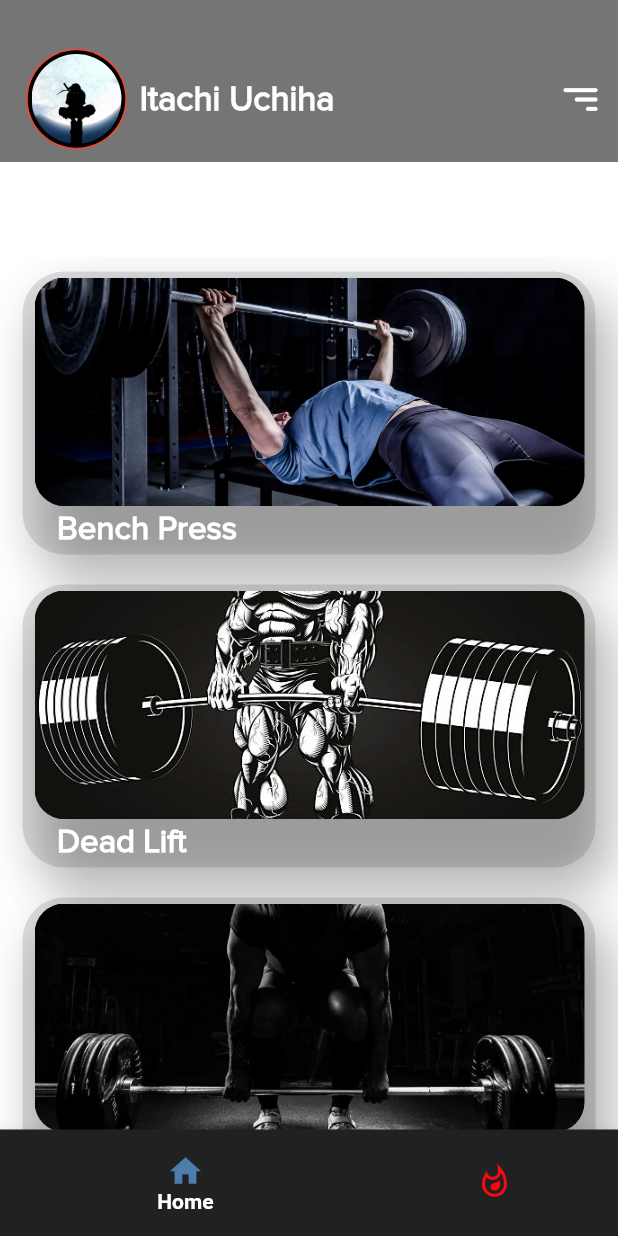
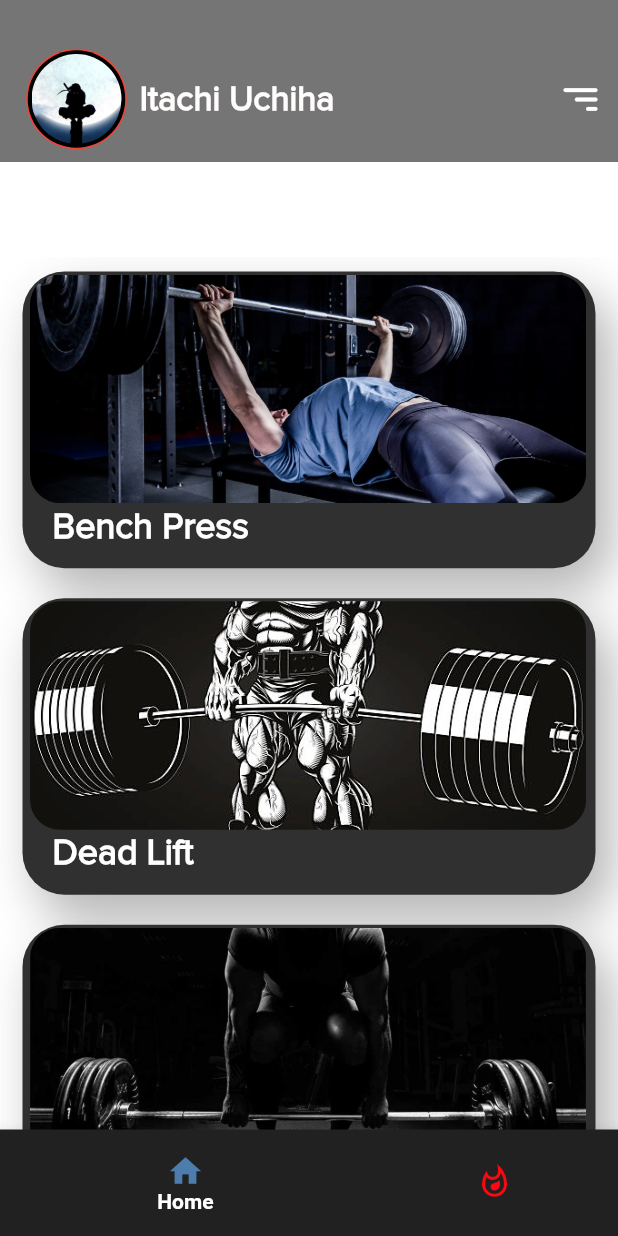
Before and after one commit to vchauha4/FormCheck, a Flutter app: the screen it shows after launch, on a phone screen of 412 x 824 dp. Run offline on Flutter 3.47's test engine with Material 2 defaults, Android fonts, the phone set to English and light mode, and no system bars; our stand-ins replace camera, gallery_saver, image_gallery_saver, permission_handler, video_player.

Commit message:
homePageList

```diff
--- a/Mobile App/gym_app/lib/HomePage.dart
+++ b/Mobile App/gym_app/lib/HomePage.dart
@@ -241,9 +241,9 @@
                   padding: const EdgeInsets.symmetric(
                       horizontal: 15, vertical: appPadding / 2),
                   child: Container(
-                    height: size.height * 0.229,
+                    height: size.height * 0.24,
                     decoration: BoxDecoration(
-                        color: Colors.black12,
+                        color: Colors.grey[850],
                         borderRadius: BorderRadius.circular(28.0),
                         boxShadow: [
                           BoxShadow(
@@ -252,7 +252,7 @@
                               offset: Offset(10, 15))
                         ]),
                     child: Padding(
-                      padding: const EdgeInsets.fromLTRB(8, 4, 3, 4),
+                      padding: const EdgeInsets.fromLTRB(5, 2, 3, 1),
                       child: Column(
                         children: [
                           Row(
@@ -260,7 +260,7 @@
 
 
                               Container(
-                                width: size.width * 0.89,
+                                width: size.width * 0.9,
                                 height: size.height*.185,
                                 child: ClipRRect(
                                   borderRadius: BorderRadius.circular(20.0),
@@ -308,7 +308,7 @@
                                   child: Column(
                                     crossAxisAlignment: CrossAxisAlignment.start,
                                     children: [
-                                      Text(text[index],  textAlign: TextAlign.start,style: TextStyle(fontSize: 22,color: Colors.white,fontWeight: FontWeight.bold,fontFamily:'Proxima Nova')),
+                                      Text(text[index],  textAlign: TextAlign.start,style: TextStyle(fontSize: 24,color: Colors.white,fontWeight: FontWeight.bold,fontFamily:'Proxima Nova')),
 
 
                                     ],
```
